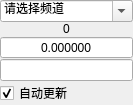
First picture: the form in axolotl_gui/assets/channel_layout.ui, repository TowardtheStars/Axolotl, before the edit.
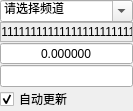
Second picture: the form after the edit.

Commit message: 解决频道界面当前数值文本过长时，无法完全显示数值的问题 用 Scroll Area 包裹了频道当前值显示用的 QLabel

Patch:
```diff
--- a/axolotl_gui/assets/channel_layout.ui
+++ b/axolotl_gui/assets/channel_layout.ui
@@ -22,7 +22,7 @@
   <property name="styleSheet">
    <string notr="true"/>
   </property>
-  <layout class="QVBoxLayout" name="verticalLayout" stretch="10,10,0,0,0">
+  <layout class="QVBoxLayout" name="verticalLayout" stretch="10,10,10,10,10">
    <property name="spacing">
     <number>0</number>
    </property>
@@ -70,6 +70,45 @@
     </widget>
    </item>
    <item>
+    <widget class="QScrollArea" name="scrollArea">
+     <property name="maximumSize">
+      <size>
+       <width>16777215</width>
+       <height>20</height>
+      </size>
+     </property>
+     <property name="horizontalScrollBarPolicy">
+      <enum>Qt::ScrollBarAlwaysOff</enum>
+     </property>
+     <property name="widgetResizable">
+      <bool>true</bool>
+     </property>
+     <widget class="QWidget" name="scrollAreaWidgetContents">
+      <property name="geometry">
+       <rect>
+        <x>0</x>
+        <y>0</y>
+        <width>211</width>
+        <height>18</height>
+       </rect>
+      </property>
+      <layout class="QVBoxLayout" name="verticalLayout_2">
+       <property name="spacing">
+        <number>0</number>
+       </property>
+       <property name="leftMargin">
+        <number>0</number>
+       </property>
+       <property name="topMargin">
+        <number>0</number>
+       </property>
+       <property name="rightMargin">
+        <number>0</number>
+       </property>
+       <property name="bottomMargin">
+        <number>0</number>
+       </property>
+       <item>
     <widget class="QLabel" name="current_channel_readout">
      <property name="sizePolicy">
       <sizepolicy hsizetype="Expanding" vsizetype="Fixed">
@@ -89,17 +128,24 @@
       <enum>Qt::LeftToRight</enum>
      </property>
      <property name="text">
-      <string>0</string>
+          <string>11111111111111111111111111111111111</string>
      </property>
      <property name="textFormat">
-      <enum>Qt::PlainText</enum>
+          <enum>Qt::AutoText</enum>
+         </property>
+         <property name="scaledContents">
+          <bool>false</bool>
      </property>
      <property name="alignment">
-      <set>Qt::AlignCenter</set>
+          <set>Qt::AlignHCenter|Qt::AlignTop</set>
      </property>
      <property name="wordWrap">
       <bool>true</bool>
      </property>
+        </widget>
+       </item>
+      </layout>
+     </widget>
     </widget>
    </item>
    <item>
```
Lines whose indentation alone changed are shown as unchanged. The commit also changes 10 other files.
